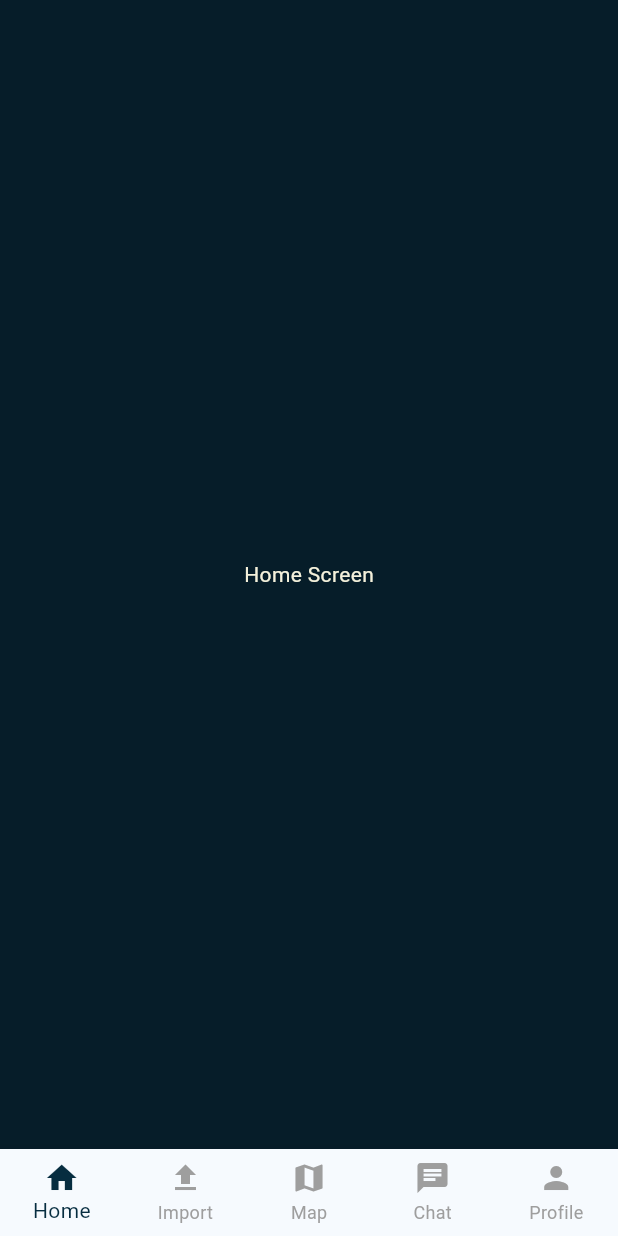
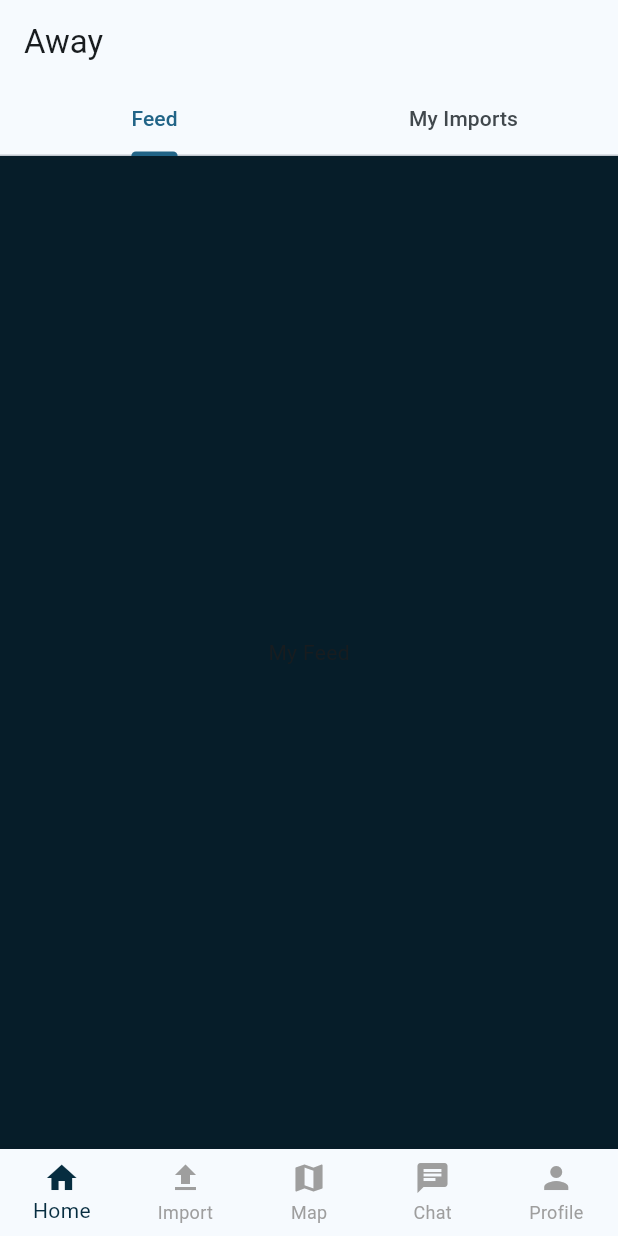
Before and after one commit to claudiafarkas/away_app, a Flutter app: the BottomNavScaffold screen opened directly, on a phone screen of 412 x 824 dp. Run offline on Flutter 3.47's test engine with Material 3 defaults, Android fonts, the light colour scheme and no system bars.

Commit message:
added the tab view for the home page

```diff
--- /dev/null
+++ b/away_app_v1/lib/views/home/feed_tab_screen.dart
@@ -0,0 +1,10 @@
+import 'package:flutter/material.dart';
+
+class MyFeedTab extends StatelessWidget {
+  const MyFeedTab({super.key});
+
+  @override
+  Widget build(BuildContext context) {
+    return const Center(child: Text('My Feed'));
+  }
+}
--- a/away_app_v1/lib/views/home/home_screen.dart
+++ b/away_app_v1/lib/views/home/home_screen.dart
@@ -1,17 +1,43 @@
 import 'package:flutter/material.dart';
-// import 'lib/widgets/bottom_nav_scaffold.dart';
+import 'imported_tab_screen.dart';
+import 'feed_tab_screen.dart';
 
-class HomeScreen extends StatelessWidget {
-  const HomeScreen({super.key});
+class MyHomeScreen extends StatefulWidget {
+  const MyHomeScreen({super.key});
+
+  @override
+  State<MyHomeScreen> createState() => _HomeScreenState();
+}
+
+class _HomeScreenState extends State<MyHomeScreen>
+    with SingleTickerProviderStateMixin {
+  late TabController _tabController;
+
+  @override
+  void initState() {
+    super.initState();
+    _tabController = TabController(length: 2, vsync: this);
+  }
+
+  @override
+  void dispose() {
+    _tabController.dispose();
+    super.dispose();
+  }
 
   @override
   Widget build(BuildContext context) {
-    return const Scaffold(
-      body: Center(
-        child: Text(
-          'Home Screen',
-          style: TextStyle(color: Color.fromARGB(255, 244, 241, 219)),
+    return Scaffold(
+      appBar: AppBar(
+        title: const Text('Away'),
+        bottom: TabBar(
+          controller: _tabController,
+          tabs: const [Tab(text: 'Feed'), Tab(text: 'My Imports')],
         ),
+      ),
+      body: TabBarView(
+        controller: _tabController,
+        children: const [MyFeedTab(), MyImportsTab()],
       ),
     );
   }
--- /dev/null
+++ b/away_app_v1/lib/views/home/imported_tab_screen.dart
@@ -0,0 +1,10 @@
+import 'package:flutter/material.dart';
+
+class MyImportsTab extends StatelessWidget {
+  const MyImportsTab({super.key});
+
+  @override
+  Widget build(BuildContext context) {
+    return const Center(child: Text('My Videos'));
+  }
+}
--- a/away_app_v1/lib/widgets/bottom_nav_scaffold.dart
+++ b/away_app_v1/lib/widgets/bottom_nav_scaffold.dart
@@ -18,7 +18,7 @@ class _BottomNavScaffoldState extends State<BottomNavScaffold> {
   late int _currentIndex;
 
   final List<Widget> _pages = const [
-    HomeScreen(),
+    MyHomeScreen(),
     ImportScreen(),
     MapScreen(),
     ChatScreen(),
```
Also changed, not shown: away_app_v1/lib/views/home/feed/feed_tab.dart (deleted), away_app_v1/lib/views/home/imported/imported_tab.dart (deleted), away_app_v1/lib/views/home/imported/widgets/video_tile.dart (deleted).
